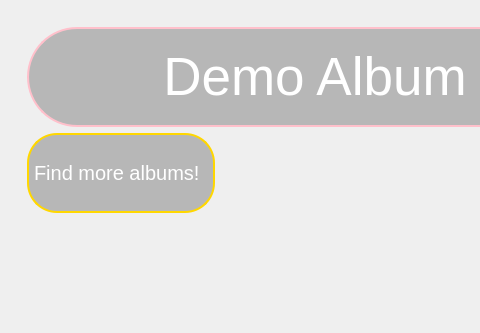
Old version of the form ui/main_page/main_page.ui in the repository incremen/CyberMusicStreaming; both pictures show x 0 to 480 and y 0 to 333 of the 1230 by 871 pixel window.
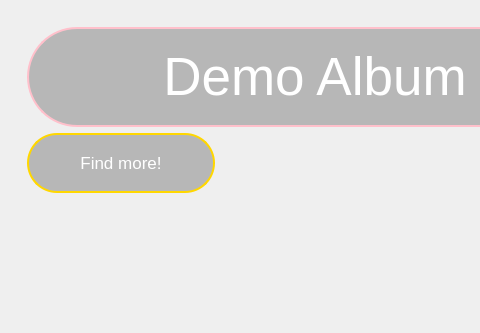
New version of the form. Icons and pictures are not drawn.

Commit message: added searchWindow class and made search_btn a button

The edit to the form file:
```diff
--- a/ui/main_page/main_page.ui
+++ b/ui/main_page/main_page.ui
@@ -109,9 +109,9 @@
              </widget>
             </item>
             <item row="1" column="0">
-             <widget class="QLabel" name="label_5">
+             <widget class="QPushButton" name="search_btn">
               <property name="sizePolicy">
-               <sizepolicy hsizetype="Preferred" vsizetype="Preferred">
+               <sizepolicy hsizetype="Minimum" vsizetype="Minimum">
                 <horstretch>0</horstretch>
                 <verstretch>0</verstretch>
                </sizepolicy>
@@ -119,12 +119,12 @@
               <property name="maximumSize">
                <size>
                 <width>16777215</width>
-                <height>80</height>
+                <height>60</height>
                </size>
               </property>
               <property name="font">
                <font>
-                <pointsize>15</pointsize>
+                <pointsize>13</pointsize>
                </font>
               </property>
               <property name="styleSheet">
@@ -137,7 +137,7 @@
 </string>
               </property>
               <property name="text">
-               <string>Find more albums!</string>
+               <string>Find more!</string>
               </property>
              </widget>
             </item>
```
The commit also changes 5 other files.
